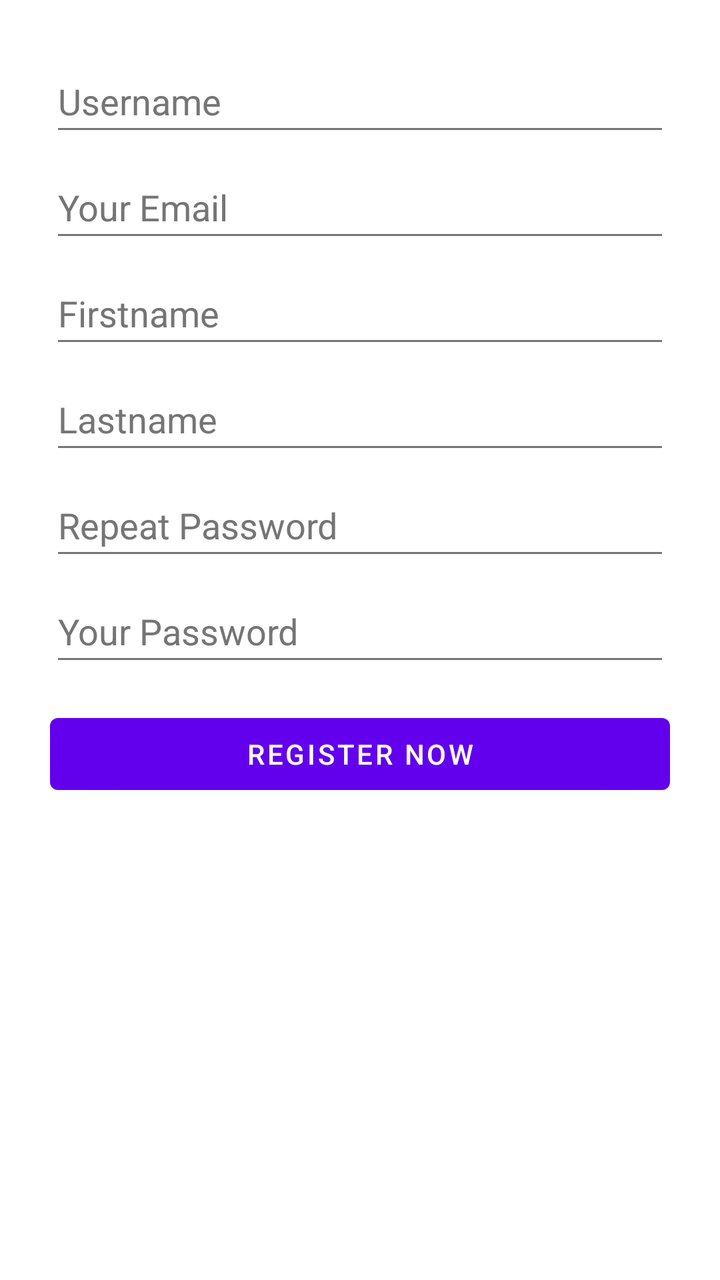
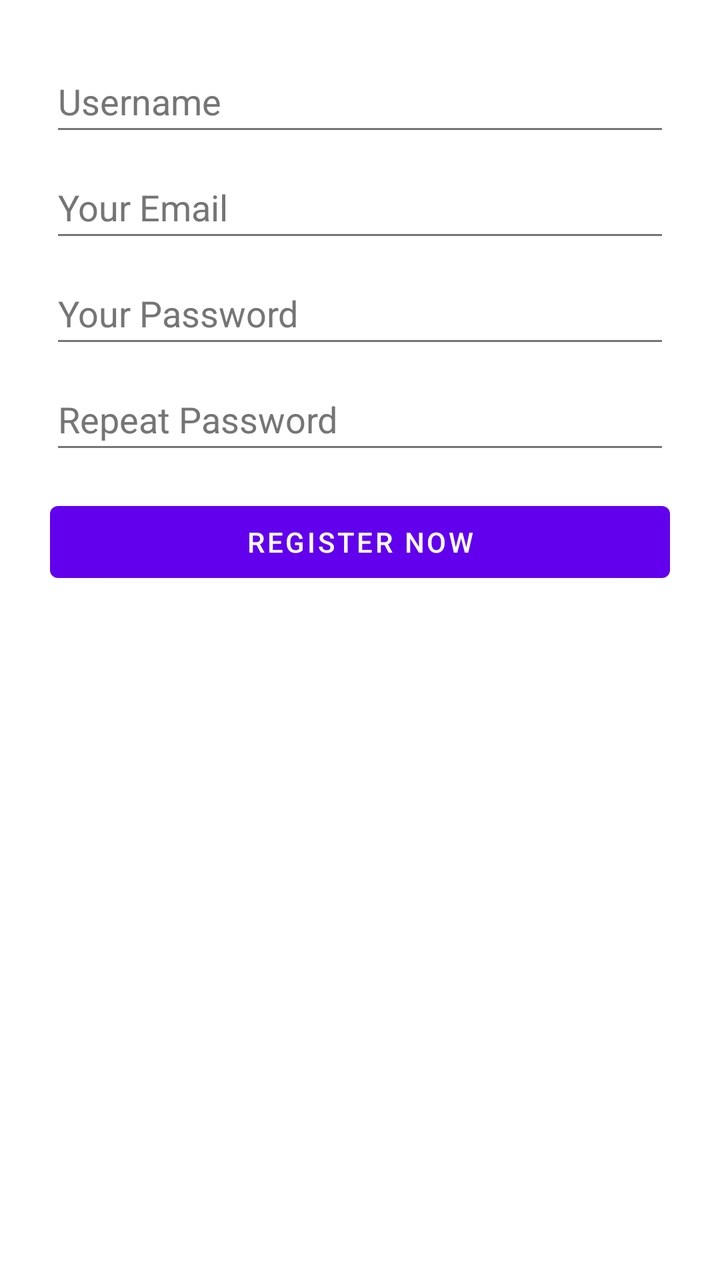

Two renders of the same Android screen: before a commit and after it. Below are the layout's source before the change and the commit's diff.
<!-- AndroidManifest.xml: application theme Theme.LearnApp -->
<!-- res/layout/register_form.xml -->
<?xml version="1.0" encoding="utf-8"?>
<androidx.constraintlayout.widget.ConstraintLayout xmlns:android="http://schemas.android.com/apk/res/android"
    xmlns:app="http://schemas.android.com/apk/res-auto"
    xmlns:tools="http://schemas.android.com/tools"
    android:layout_width="match_parent"
    android:layout_height="match_parent"
    tools:context=".forms.RegisterForm">

    <ScrollView
        android:layout_width="match_parent"
        android:layout_height="match_parent"
        app:layout_constraintBottom_toBottomOf="parent"
        app:layout_constraintEnd_toEndOf="parent"
        app:layout_constraintStart_toStartOf="parent"
        app:layout_constraintTop_toTopOf="parent">

        <LinearLayout
            android:layout_width="match_parent"
            android:layout_height="wrap_content"
            android:orientation="vertical">

            <EditText
                android:id="@+id/editText_Username"
                style="@style/Theme.LearnApp.EditText"
                android:layout_width="match_parent"
                android:layout_height="wrap_content"
                android:layout_marginHorizontal="25dp"
                android:layout_marginTop="25dp"
                android:autofillHints=""
                android:ems="10"
                android:hint="@string/hint_username"
                android:inputType="textPersonName"
                android:minHeight="48dp"
                android:textColorHint="#757575" />

            <EditText
                android:id="@id/editText_EmailAddress"
                style="@style/Theme.LearnApp.EditText"
                android:layout_width="match_parent"
                android:layout_height="wrap_content"
                android:layout_marginHorizontal="25dp"
                android:layout_marginTop="5dp"
                android:autofillHints=""
                android:ems="10"
                android:hint="@string/hint_email_address"
                android:inputType="textEmailAddress"
                android:minHeight="48dp"
                android:textColorHint="#757575" />

            <EditText
                android:id="@+id/editText_FirstName"
                style="@style/Theme.LearnApp.EditText"
                android:layout_width="match_parent"
                android:layout_height="wrap_content"
                android:layout_marginHorizontal="25dp"
                android:layout_marginTop="5dp"
                android:autofillHints=""
                android:ems="10"
                android:hint="@string/hint_firstname"
                android:inputType="textPersonName"
                android:minHeight="48dp"
                android:textColorHint="#757575" />

            <EditText
                android:id="@+id/editText_LastName"
                style="@style/Theme.LearnApp.EditText"
                android:layout_width="match_parent"
                android:layout_height="wrap_content"
                android:layout_marginHorizontal="25dp"
                android:layout_marginTop="5dp"
                android:autofillHints=""
                android:ems="10"
                android:hint="@string/hint_lastname"
                android:inputType="textPersonName"
                android:minHeight="48dp"
                android:textColorHint="#757575" />

            <EditText
                android:id="@+id/editText_RepeatPassword"
                style="@style/Theme.LearnApp.EditText"
                android:layout_width="match_parent"
                android:layout_height="wrap_content"
                android:layout_marginHorizontal="25dp"
                android:layout_marginTop="5dp"
                android:ems="10"
                android:hint="@string/hint_repeat_password"
                android:importantForAutofill="no"
                android:inputType="textPassword"
                android:minHeight="48dp"
                android:textColorHint="#757575" />

            <EditText
                android:id="@id/editText_Password"
                style="@style/Theme.LearnApp.EditText"
                android:layout_width="match_parent"
                android:layout_height="wrap_content"
                android:layout_marginHorizontal="25dp"
                android:layout_marginTop="5dp"
                android:ems="10"
                android:hint="@string/hint_password"
                android:importantForAutofill="no"
                android:inputType="textPassword"
                android:minHeight="48dp"
                android:textColorHint="#757575" />

            <Button
                android:id="@+id/button_send"
                android:layout_width="match_parent"
                android:layout_height="wrap_content"
                android:layout_marginHorizontal="25dp"
                android:layout_marginTop="15dp"
                android:text="@string/btn_register" />
        </LinearLayout>
    </ScrollView>

</androidx.constraintlayout.widget.ConstraintLayout>
<!-- resources referenced by this layout -->
<resources>
  <string name="btn_register" translatable="true">Register now</string>
  <string name="hint_email_address" translatable="true">Your Email</string>
  <string name="hint_firstname" translatable="true">Firstname</string>
  <string name="hint_lastname" translatable="true">Lastname</string>
  <string name="hint_password" translatable="true">Your Password</string>
  <string name="hint_repeat_password" translatable="true">Repeat Password</string>
  <string name="hint_username" translatable="true">Username</string>
  <style name="Theme.LearnApp.EditText" parent="@style/Widget.AppCompat.EditText">
          <item name="backgroundTint">@color/underline_text_box_color</item>
          <item name="android:textColorLink">@color/black</item>
          <item name="android:textColorHighlight">@color/black</item>
          <item name="hintTextColor">@color/hint_text_box_color</item>
          <item name="android:textColor">@color/black</item>
      </style>
  <style name="Theme.LearnApp" parent="Theme.MaterialComponents.DayNight.DarkActionBar">
  
          
          <item name="colorPrimary">@color/purple_500</item>
          <item name="colorPrimaryVariant">@color/purple_700</item>
          <item name="colorOnPrimary">@color/white</item>
  
          
          <item name="colorSecondary">@color/white</item>
          <item name="colorSecondaryVariant">@color/white</item>
          <item name="colorOnSecondary">@color/black</item>
  
          
          <item name="android:statusBarColor" tools:targetApi="l">?attr/colorPrimaryVariant</item>
  
          
          <item name="android:textColorPrimary">@color/black</item>
          <item name="android:textColorSecondary">@color/black</item>
          <item name="android:textColorSecondaryInverse">@color/black</item>
          <item name="android:textColorHint">@color/hint_text_box_color</item>
          <item name="android:textColorHintInverse">@color/hint_text_box_color_active</item>
          <item name="cardBackgroundColor">@color/white</item>
  
      </style>
  <color name="underline_text_box_color">#757575</color>
  <color name="black">#FF000000</color>
  <color name="hint_text_box_color">#757575</color>
  <style name="Theme.MaterialComponents.DayNight.DarkActionBar" parent="Theme.MaterialComponents" />
  <color name="purple_500">#FF6200EE</color>
  <color name="purple_700">#FF3700B3</color>
  <color name="white">#FFFFFFFF</color>
  <color name="hint_text_box_color_active">#909090</color>
</resources>

<!-- the commit's change to res/layout/register_form.xml (unified diff, before → after) -->
@@ -48,30 +48,16 @@
                 android:textColorHint="#757575" />
 
             <EditText
-                android:id="@+id/editText_FirstName"
+                android:id="@+id/editText_Password"
                 style="@style/Theme.LearnApp.EditText"
                 android:layout_width="match_parent"
                 android:layout_height="wrap_content"
                 android:layout_marginHorizontal="25dp"
                 android:layout_marginTop="5dp"
-                android:autofillHints=""
                 android:ems="10"
-                android:hint="@string/hint_firstname"
-                android:inputType="textPersonName"
-                android:minHeight="48dp"
-                android:textColorHint="#757575" />
-
-            <EditText
-                android:id="@+id/editText_LastName"
-                style="@style/Theme.LearnApp.EditText"
-                android:layout_width="match_parent"
-                android:layout_height="wrap_content"
-                android:layout_marginHorizontal="25dp"
-                android:layout_marginTop="5dp"
-                android:autofillHints=""
-                android:ems="10"
-                android:hint="@string/hint_lastname"
-                android:inputType="textPersonName"
+                android:hint="@string/hint_password"
+                android:importantForAutofill="no"
+                android:inputType="textPassword"
                 android:minHeight="48dp"
                 android:textColorHint="#757575" />
 
@@ -89,20 +75,6 @@
                 android:minHeight="48dp"
                 android:textColorHint="#757575" />
 
-            <EditText
-                android:id="@id/editText_Password"
-                style="@style/Theme.LearnApp.EditText"
-                android:layout_width="match_parent"
-                android:layout_height="wrap_content"
-                android:layout_marginHorizontal="25dp"
-                android:layout_marginTop="5dp"
-                android:ems="10"
-                android:hint="@string/hint_password"
-                android:importantForAutofill="no"
-                android:inputType="textPassword"
-                android:minHeight="48dp"
-                android:textColorHint="#757575" />
-
             <Button
                 android:id="@+id/button_send"
                 android:layout_width="match_parent"
<!-- resource entries referenced after the edit -->
@@ -2,8 +2,6 @@
 <resources>
   <string name="btn_register" translatable="true">Register now</string>
   <string name="hint_email_address" translatable="true">Your Email</string>
-  <string name="hint_firstname" translatable="true">Firstname</string>
-  <string name="hint_lastname" translatable="true">Lastname</string>
   <string name="hint_password" translatable="true">Your Password</string>
   <string name="hint_repeat_password" translatable="true">Repeat Password</string>
   <string name="hint_username" translatable="true">Username</string>
